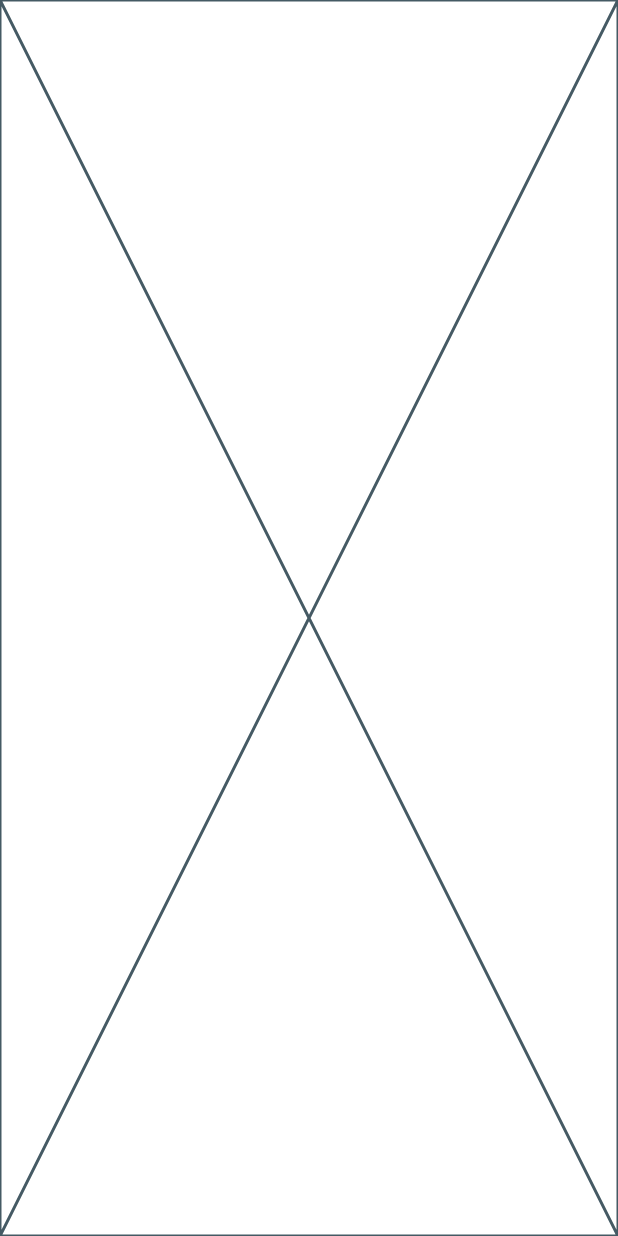
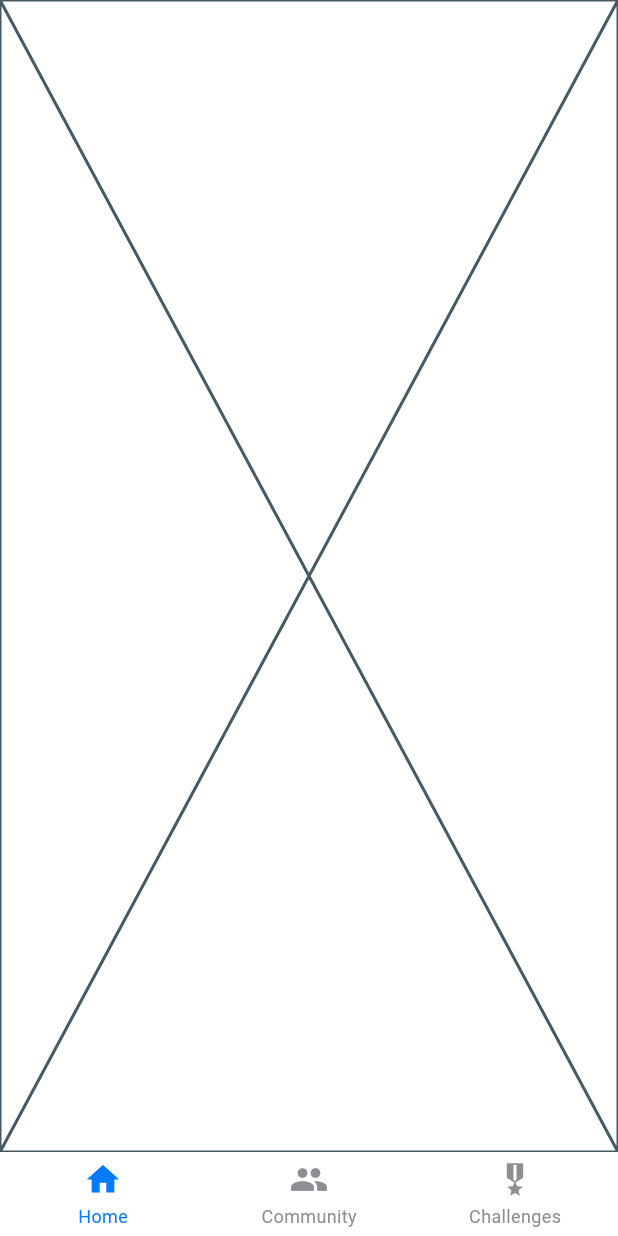
Before and after one commit to coder2505/cracked_notes, a Flutter app: the screen it shows after launch, on a phone screen of 412 x 824 dp. Run offline on Flutter 3.47's test engine with Material 3 defaults, Android fonts, the phone set to English and light mode, and no system bars; drawn by our look-alikes of persistent_bottom_nav_bar_v2; our stand-ins replace flutter_dotenv, flutter_riverpod, flutter_secure_storage, go_router, modal_bottom_sheet.

Commit message:
basic navbar setup with screens

```diff
--- a/lib/viewmodel/gorouter/routes.dart
+++ b/lib/viewmodel/gorouter/routes.dart
@@ -2,7 +2,7 @@ import 'package:cracked_notes/views/screens/welcome_screen.dart';
 import 'package:flutter/cupertino.dart';
 import 'package:go_router/go_router.dart';
 
-import '../../views/screens/home_screen.dart';
+import '../../views/screens/nav_bar_holder.dart';
 
 class Routes{
 
@@ -24,7 +24,7 @@ class Routes{
       GoRoute(
         path: '/home',
         builder: (BuildContext context, GoRouterState state) {
-          return const HomeScreen();
+          return const NavBarHolder();
         },
       ),
     ],
--- /dev/null
+++ b/lib/views/screens/challenges_screen.dart
@@ -0,0 +1,15 @@
+import 'package:flutter/material.dart';
+
+class ChallengesScreen extends StatefulWidget {
+  const ChallengesScreen({super.key});
+
+  @override
+  State<ChallengesScreen> createState() => _ChallengesScreenState();
+}
+
+class _ChallengesScreenState extends State<ChallengesScreen> {
+  @override
+  Widget build(BuildContext context) {
+    return const Placeholder();
+  }
+}
--- /dev/null
+++ b/lib/views/screens/community_screen.dart
@@ -0,0 +1,15 @@
+import 'package:flutter/material.dart';
+
+class CommunityScreen extends StatefulWidget {
+  const CommunityScreen({super.key});
+
+  @override
+  State<CommunityScreen> createState() => _CommunityScreenState();
+}
+
+class _CommunityScreenState extends State<CommunityScreen> {
+  @override
+  Widget build(BuildContext context) {
+    return const Placeholder();
+  }
+}
--- a/lib/views/screens/home_screen.dart
+++ /dev/null
@@ -1,15 +0,0 @@
-import 'package:flutter/material.dart';
-
-class HomeScreen extends StatefulWidget {
-  const HomeScreen({super.key});
-
-  @override
-  State<HomeScreen> createState() => _HomeScreenState();
-}
-
-class _HomeScreenState extends State<HomeScreen> {
-  @override
-  Widget build(BuildContext context) {
-    return const Placeholder();
-  }
-}
--- /dev/null
+++ b/lib/views/screens/nav_bar_holder.dart
@@ -0,0 +1,46 @@
+import 'package:cracked_notes/views/screens/challenges_screen.dart';
+import 'package:cracked_notes/views/screens/community_screen.dart';
+import 'package:cracked_notes/views/screens/user_dashboard.dart';
+import 'package:flutter/material.dart';
+import 'package:persistent_bottom_nav_bar_v2/persistent_bottom_nav_bar_v2.dart';
+
+class NavBarHolder extends StatefulWidget {
+  const NavBarHolder({super.key});
+
+  @override
+  State<NavBarHolder> createState() => _NavBarHolderState();
+}
+
+class _NavBarHolderState extends State<NavBarHolder> {
+  @override
+  Widget build(BuildContext context) {
+    return PersistentTabView(
+      tabs: [
+        PersistentTabConfig(
+          screen: UserDashboard(),
+          item: ItemConfig(
+            icon: Icon(Icons.home),
+            title: "Home",
+          ),
+        ),
+        PersistentTabConfig(
+          screen: CommunityScreen(),
+          item: ItemConfig(
+            icon: Icon(Icons.people),
+            title: "Community",
+          ),
+        ),
+        PersistentTabConfig(
+          screen: ChallengesScreen(),
+          item: ItemConfig(
+            icon: Icon(Icons.military_tech),
+            title: "Challenges",
+          ),
+        ),
+      ],
+      navBarBuilder: (navBarConfig) => Style1BottomNavBar(
+        navBarConfig: navBarConfig,
+      ),
+    );
+  }
+}
--- /dev/null
+++ b/lib/views/screens/user_dashboard.dart
@@ -0,0 +1,15 @@
+import 'package:flutter/material.dart';
+
+class UserDashboard extends StatefulWidget {
+  const UserDashboard({super.key});
+
+  @override
+  State<UserDashboard> createState() => _UserDashboardState();
+}
+
+class _UserDashboardState extends State<UserDashboard> {
+  @override
+  Widget build(BuildContext context) {
+    return const Placeholder();
+  }
+}
--- a/lib/views/widgets/signup_auth_screen_widgets.dart
+++ b/lib/views/widgets/signup_auth_screen_widgets.dart
@@ -1,6 +1,5 @@
 import 'package:cracked_notes/core/extensions/extensions.dart';
 import 'package:cracked_notes/viewmodel/clicknav.dart';
-import 'package:cracked_notes/viewmodel/user_viewmodel.dart';
 import 'package:flutter/material.dart';
 import 'package:flutter_riverpod/flutter_riverpod.dart';
 
--- a/pubspec.yaml
+++ b/pubspec.yaml
@@ -37,9 +37,10 @@ dependencies:
   flutter_dotenv: ^6.0.0
   flutter_riverpod: ^3.0.0
   flutter_secure_storage: ^9.2.4
-  go_router: ^16.2.4
+  go_router: ^15.1.3
   http: ^1.5.0
   modal_bottom_sheet: ^3.0.0
+  persistent_bottom_nav_bar_v2: ^6.1.0
 
 dev_dependencies:
   flutter_test:
```
Also changed, not shown: pubspec.lock.
